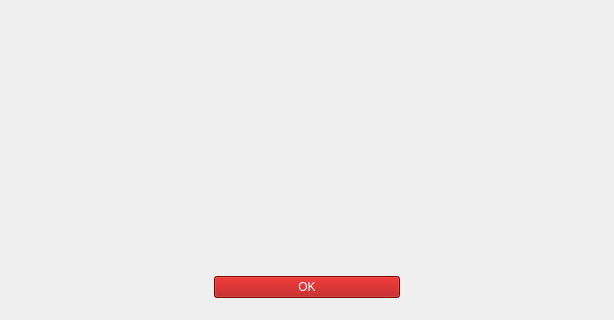
Qt form src/gui/MainWindow.ui (zer0main/bin_game_mvc) before a commit; both pictures show x 0 to 614 and y 208 to 528 of the 614 by 528 pixel window.
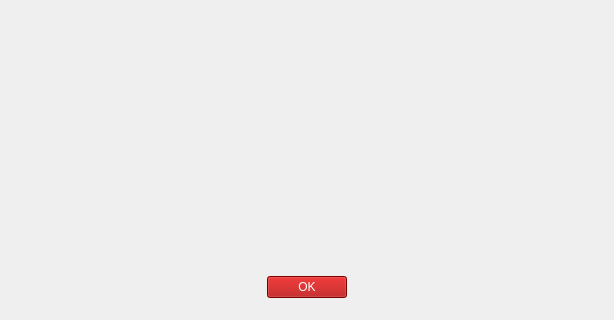
The same form after that commit. The open tabs and pages were chosen to show the change.

Commit message: Automatic changes by qtcreator

```diff
--- a/src/gui/MainWindow.ui
+++ b/src/gui/MainWindow.ui
@@ -428,6 +428,12 @@
           <property name="orientation">
            <enum>Qt::Horizontal</enum>
           </property>
+          <property name="sizeHint" stdset="0">
+           <size>
+            <width>0</width>
+            <height>0</height>
+           </size>
+          </property>
          </spacer>
         </item>
         <item row="1" column="2">
@@ -435,6 +441,12 @@
           <property name="orientation">
            <enum>Qt::Horizontal</enum>
           </property>
+          <property name="sizeHint" stdset="0">
+           <size>
+            <width>0</width>
+            <height>0</height>
+           </size>
+          </property>
          </spacer>
         </item>
         <item row="0" column="0" colspan="3">
```
